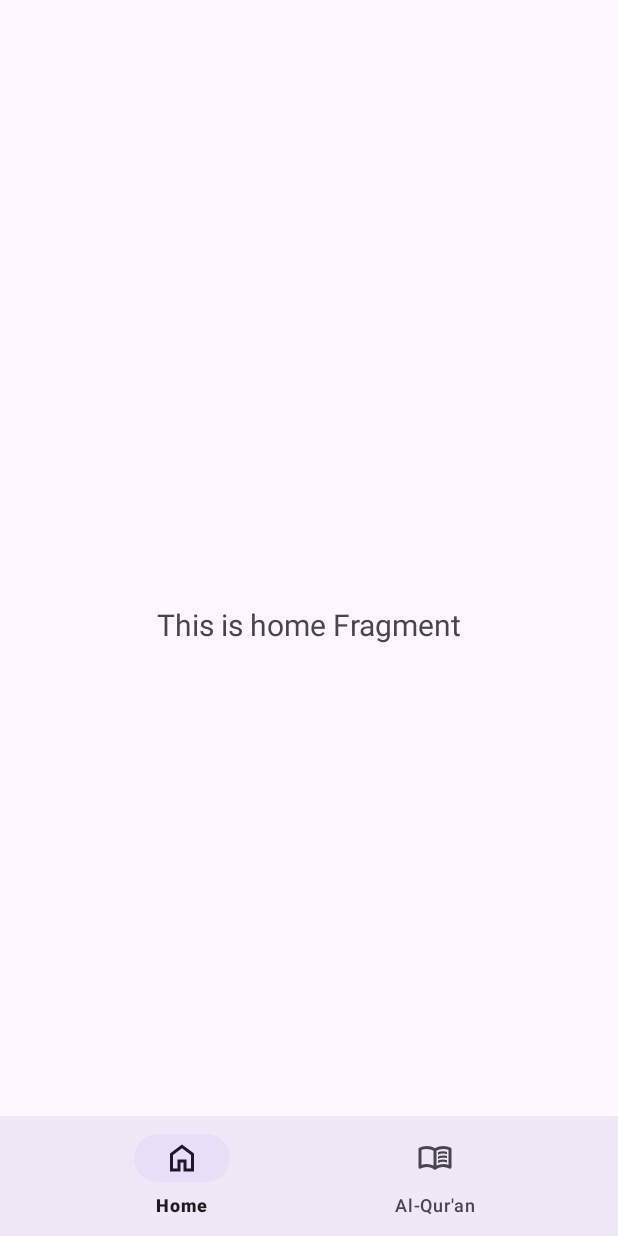
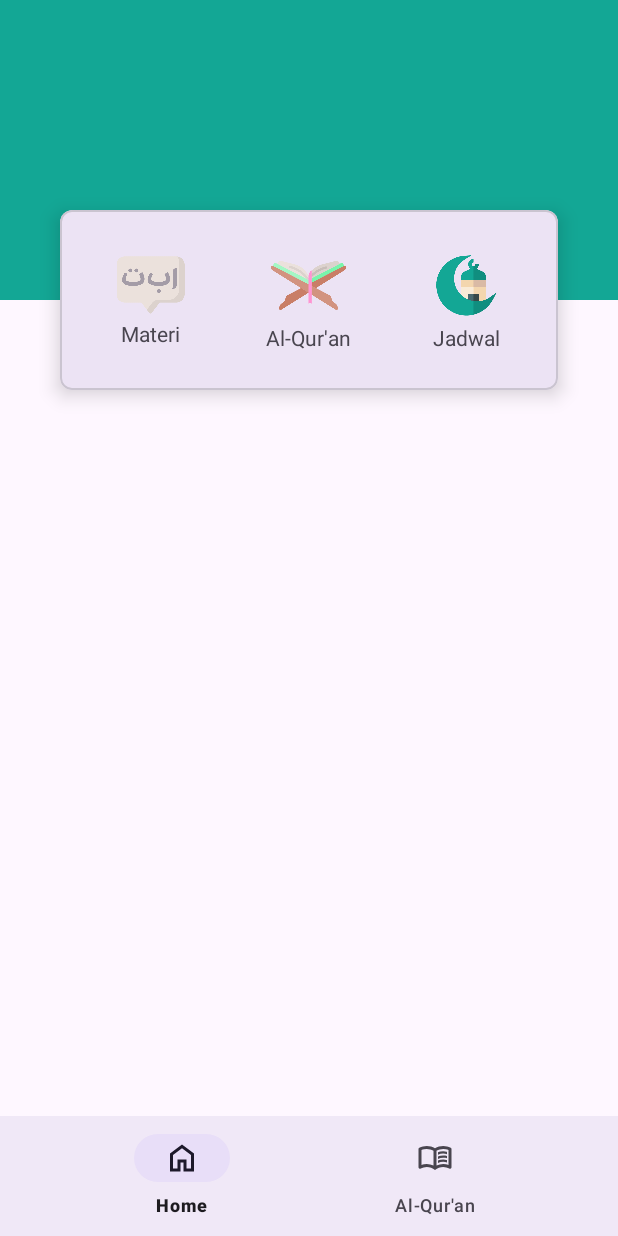
Before and after one commit to e-haikal/TahsinMQI_Android_App, an Android app: the screen it shows after launch (MainActivity), on a phone screen of 412 x 824 dp. Run offline under Robolectric (Android 15) with nearby library versions, the phone set to English and light mode, and no system bars; our stand-ins replace navigation-ui.

Commit message:
feat: add homescreen layout

```diff
--- a/app/src/main/java/com/siaptekno/tahsinmqi/ui/dashboard/DashboardFragment.kt
+++ b/app/src/main/java/com/siaptekno/tahsinmqi/ui/alquran/AlquranFragment.kt
@@ -1,4 +1,4 @@
-package com.siaptekno.tahsinmqi.ui.dashboard
+package com.siaptekno.tahsinmqi.ui.alquran
 
 import android.os.Bundle
 import android.view.LayoutInflater
@@ -9,7 +9,7 @@ import androidx.fragment.app.Fragment
 import androidx.lifecycle.ViewModelProvider
 import com.siaptekno.tahsinmqi.databinding.FragmentAlquranBinding
 
-class DashboardFragment : Fragment() {
+class AlquranFragment : Fragment() {
 
     private var _binding: FragmentAlquranBinding? = null
 
@@ -23,7 +23,7 @@ class DashboardFragment : Fragment() {
         savedInstanceState: Bundle?
     ): View {
         val dashboardViewModel =
-            ViewModelProvider(this).get(DashboardViewModel::class.java)
+            ViewModelProvider(this).get(AlquranViewModel::class.java)
 
         _binding = FragmentAlquranBinding.inflate(inflater, container, false)
         val root: View = binding.root
--- a/app/src/main/java/com/siaptekno/tahsinmqi/ui/notifications/NotificationsViewModel.kt
+++ b/app/src/main/java/com/siaptekno/tahsinmqi/ui/alquran/AlquranViewModel.kt
@@ -1,13 +1,13 @@
-package com.siaptekno.tahsinmqi.ui.notifications
+package com.siaptekno.tahsinmqi.ui.alquran
 
 import androidx.lifecycle.LiveData
 import androidx.lifecycle.MutableLiveData
 import androidx.lifecycle.ViewModel
 
-class NotificationsViewModel : ViewModel() {
+class AlquranViewModel : ViewModel() {
 
     private val _text = MutableLiveData<String>().apply {
-        value = "This is notifications Fragment"
+        value = "This is dashboard Fragment"
     }
     val text: LiveData<String> = _text
 }
--- a/app/src/main/java/com/siaptekno/tahsinmqi/ui/dashboard/DashboardViewModel.kt
+++ /dev/null
@@ -1,13 +0,0 @@
-package com.siaptekno.tahsinmqi.ui.dashboard
-
-import androidx.lifecycle.LiveData
-import androidx.lifecycle.MutableLiveData
-import androidx.lifecycle.ViewModel
-
-class DashboardViewModel : ViewModel() {
-
-    private val _text = MutableLiveData<String>().apply {
-        value = "This is dashboard Fragment"
-    }
-    val text: LiveData<String> = _text
-}
--- a/app/src/main/java/com/siaptekno/tahsinmqi/ui/home/HomeFragment.kt
+++ b/app/src/main/java/com/siaptekno/tahsinmqi/ui/home/HomeFragment.kt
@@ -28,10 +28,10 @@ class HomeFragment : Fragment() {
         _binding = FragmentHomeBinding.inflate(inflater, container, false)
         val root: View = binding.root
 
-        val textView: TextView = binding.textHome
-        homeViewModel.text.observe(viewLifecycleOwner) {
-            textView.text = it
-        }
+//        val textView: TextView = binding.textHome
+//        homeViewModel.text.observe(viewLifecycleOwner) {
+//            textView.text = it
+//        }
         return root
     }
 
--- a/app/src/main/java/com/siaptekno/tahsinmqi/ui/notifications/NotificationsFragment.kt
+++ /dev/null
@@ -1,42 +0,0 @@
-package com.siaptekno.tahsinmqi.ui.notifications
-
-import android.os.Bundle
-import android.view.LayoutInflater
-import android.view.View
-import android.view.ViewGroup
-import android.widget.TextView
-import androidx.fragment.app.Fragment
-import androidx.lifecycle.ViewModelProvider
-import com.siaptekno.tahsinmqi.databinding.FragmentNotificationsBinding
-
-class NotificationsFragment : Fragment() {
-
-    private var _binding: FragmentNotificationsBinding? = null
-
-    // This property is only valid between onCreateView and
-    // onDestroyView.
-    private val binding get() = _binding!!
-
-    override fun onCreateView(
-        inflater: LayoutInflater,
-        container: ViewGroup?,
-        savedInstanceState: Bundle?
-    ): View {
-        val notificationsViewModel =
-            ViewModelProvider(this).get(NotificationsViewModel::class.java)
-
-        _binding = FragmentNotificationsBinding.inflate(inflater, container, false)
-        val root: View = binding.root
-
-        val textView: TextView = binding.textNotifications
-        notificationsViewModel.text.observe(viewLifecycleOwner) {
-            textView.text = it
-        }
-        return root
-    }
-
-    override fun onDestroyView() {
-        super.onDestroyView()
-        _binding = null
-    }
-}
--- a/app/src/main/res/layout/fragment_alquran.xml
+++ b/app/src/main/res/layout/fragment_alquran.xml
@@ -4,7 +4,7 @@
     xmlns:tools="http://schemas.android.com/tools"
     android:layout_width="match_parent"
     android:layout_height="match_parent"
-    tools:context=".ui.dashboard.DashboardFragment">
+    tools:context=".ui.alquran.AlquranFragment">
 
     <TextView
         android:id="@+id/text_dashboard"
--- a/app/src/main/res/layout/fragment_home.xml
+++ b/app/src/main/res/layout/fragment_home.xml
@@ -6,17 +6,100 @@
     android:layout_height="match_parent"
     tools:context=".ui.home.HomeFragment">
 
-    <TextView
-        android:id="@+id/text_home"
+    <View
+        android:id="@+id/view_background"
         android:layout_width="match_parent"
-        android:layout_height="wrap_content"
-        android:layout_marginStart="8dp"
-        android:layout_marginTop="8dp"
-        android:layout_marginEnd="8dp"
-        android:textAlignment="center"
-        android:textSize="20sp"
-        app:layout_constraintBottom_toBottomOf="parent"
+        android:layout_height="200dp"
+        android:background="@color/greenish"
         app:layout_constraintEnd_toEndOf="parent"
+        app:layout_constraintHorizontal_bias="0.5"
         app:layout_constraintStart_toStartOf="parent"
         app:layout_constraintTop_toTopOf="parent" />
+
+    <com.google.android.material.card.MaterialCardView
+        android:layout_width="match_parent"
+        android:layout_height="120dp"
+        app:layout_constraintStart_toStartOf="parent"
+        app:layout_constraintEnd_toEndOf="parent"
+        app:layout_constraintTop_toBottomOf="@id/view_background"
+        app:layout_constraintBottom_toBottomOf="@id/view_background"
+        android:layout_marginStart="40dp"
+        android:layout_marginEnd="40dp"
+        app:cardCornerRadius="8dp"
+        app:cardElevation="8dp">
+
+        <!-- Horizontal LinearLayout for menu items -->
+        <LinearLayout
+            android:layout_width="match_parent"
+            android:layout_height="match_parent"
+            android:orientation="horizontal"
+            android:padding="8dp"
+            android:weightSum="3"
+            android:gravity="center">
+
+            <!-- First menu item -->
+            <LinearLayout
+                android:layout_width="0dp"
+                android:layout_height="match_parent"
+                android:orientation="vertical"
+                android:layout_weight="1"
+                android:gravity="center"
+                android:padding="4dp">
+
+                <ImageView
+                    android:layout_width="50dp"
+                    android:layout_height="45dp"
+                    android:contentDescription="Image for Materi"
+                    android:src="@drawable/img_material" />
+                <TextView
+                    android:layout_width="wrap_content"
+                    android:layout_height="wrap_content"
+                    android:text="@string/title_material"
+                    android:gravity="center" />
+            </LinearLayout>
+
+            <!-- Second menu item -->
+            <LinearLayout
+                android:layout_width="0dp"
+                android:layout_height="match_parent"
+                android:orientation="vertical"
+                android:layout_weight="1"
+                android:gravity="center"
+                android:padding="4dp">
+                <ImageView
+                    android:layout_width="50dp"
+                    android:layout_height="50dp"
+                    android:src="@drawable/img_alquran"
+                    android:contentDescription="Image for Alquran" />
+                <TextView
+                    android:layout_width="wrap_content"
+                    android:layout_height="wrap_content"
+                    android:text="@string/title_alquran"
+                    android:gravity="center" />
+            </LinearLayout>
+
+            <!-- Third menu item -->
+            <LinearLayout
+                android:layout_width="0dp"
+                android:layout_height="match_parent"
+                android:orientation="vertical"
+                android:layout_weight="1"
+                android:gravity="center"
+                android:padding="4dp">
+                <ImageView
+                    android:layout_width="50dp"
+                    android:layout_height="50dp"
+                    android:src="@drawable/img_schedule"
+                    android:contentDescription="Image for Jadwal" />
+                <TextView
+                    android:layout_width="wrap_content"
+                    android:layout_height="wrap_content"
+                    android:text="@string/title_schedule"
+                    android:gravity="center" />
+            </LinearLayout>
+
+        </LinearLayout>
+    </com.google.android.material.card.MaterialCardView>
+
+
 </androidx.constraintlayout.widget.ConstraintLayout>
--- a/app/src/main/res/navigation/mobile_navigation.xml
+++ b/app/src/main/res/navigation/mobile_navigation.xml
@@ -13,7 +13,7 @@
 
     <fragment
         android:id="@+id/navigation_dashboard"
-        android:name="com.siaptekno.tahsinmqi.ui.dashboard.DashboardFragment"
+        android:name="com.siaptekno.tahsinmqi.ui.alquran.AlquranFragment"
         android:label="@string/title_alquran"
         tools:layout="@layout/fragment_alquran" />
 
--- a/app/src/main/res/values/strings.xml
+++ b/app/src/main/res/values/strings.xml
@@ -2,4 +2,7 @@
     <string name="app_name">TahsinMQI</string>
     <string name="title_home">Home</string>
     <string name="title_alquran">Al-Qur\'an</string>
+
+    <string name="title_material">Materi</string>
+    <string name="title_schedule">Jadwal</string>
 </resources>
```
Also changed, not shown: app/src/main/res/drawable/img_alquran.png (added), app/src/main/res/drawable/img_material.png (added), app/src/main/res/drawable/img_schedule.png (added).
